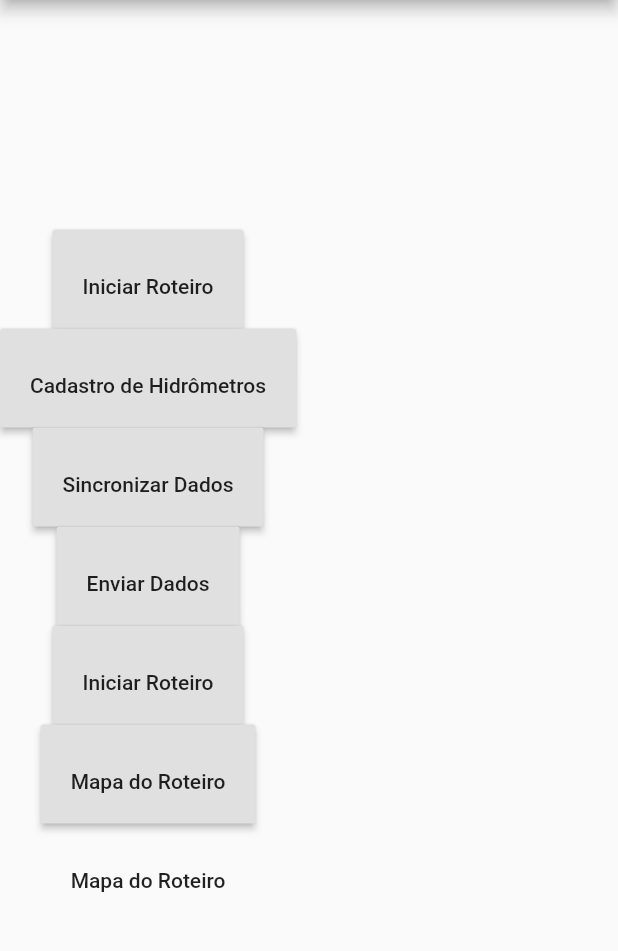
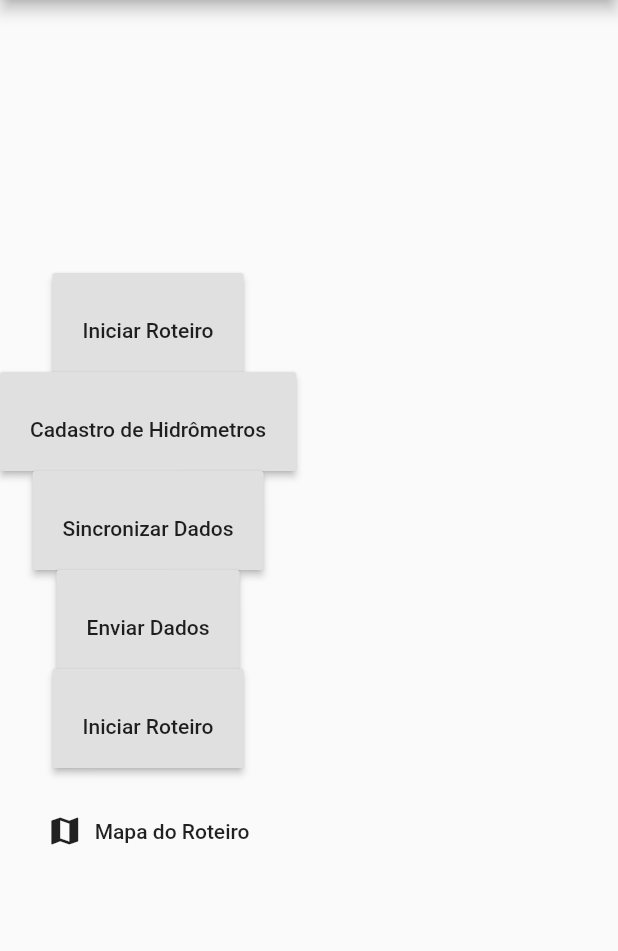
Before and after one commit to mateusconrad/gespam_agua, a Flutter app: the HomePage screen opened directly, on a phone screen of 412 x 824 dp, the part 84-1035 px from its top. Run offline on Flutter 3.47's test engine with Material 2 defaults, Android fonts, the phone set to English and light mode, and no system bars.

Commit message:
icone botao

```diff
--- a/lib/Home/paginaHome.dart
+++ b/lib/Home/paginaHome.dart
@@ -47,14 +47,11 @@ class _HomePageState extends State<HomePage> {
             child: Text("Iniciar Roteiro"),
             onPressed: () {},
           ),
-          RaisedButton(
+          FlatButton.icon(
             padding: _padding,
-            child: Text("Mapa do Roteiro"),
-            onPressed: () {},
-          ),
-          MaterialButton(
-            padding: _padding,
-            child: Text("Mapa do Roteiro"),
+            label: Text("Mapa do Roteiro"),
+            icon: Icon(Icons.map),
+//            child: ,
             onPressed: () {},
           ),
         ],
```
